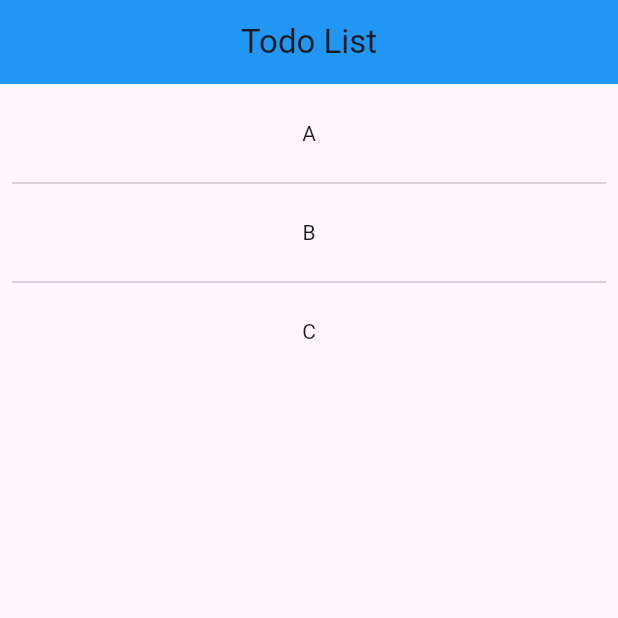
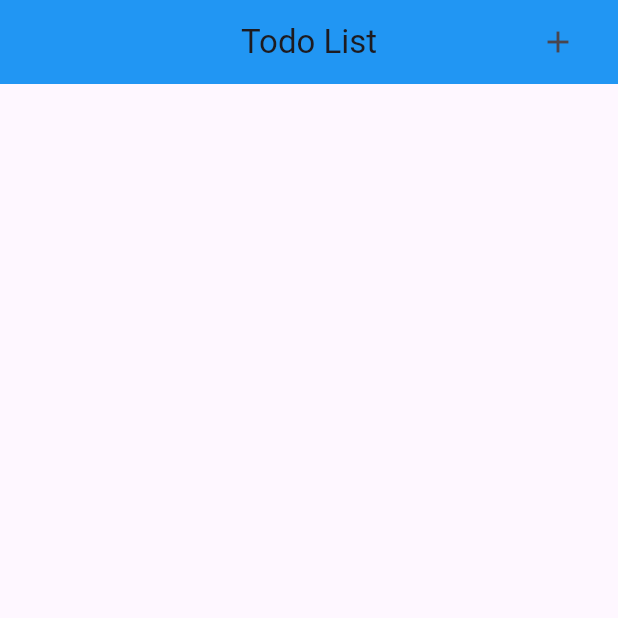
Before and after one commit to katakatahanahana/todo_new, a Flutter app: the screen it shows after launch, on a phone screen of 412 x 824 dp, the top half of it. Run offline on Flutter 3.47's test engine with Material 3 defaults, Android fonts, the phone set to English and light mode, and no system bars.

Commit message:
リスト作成と削除

```diff
--- a/lib/main.dart
+++ b/lib/main.dart
@@ -1,6 +1,6 @@
 import 'package:flutter/material.dart';
 
-final List<String> entries = <String>['A', 'B', 'C'];
+final List<String> entries = <String>[];
 
 void main() {
   runApp(const MyApp());
@@ -38,15 +38,37 @@ class _MyHomePageState extends State<MyHomePage> {
       appBar: AppBar(
         centerTitle: true,
         backgroundColor: Colors.blue,
-        title: Text('Todo List'),
+        title: const Text('Todo List'),
+        actions: [
+          IconButton(
+            icon: const Icon(Icons.add),
+            onPressed: () {
+              // アイコンが押された時の処理をここに書きます
+              setState(() {
+                entries.add('New Entry ${entries.length + 1}');
+              });
+            },
+          ),
+          const Padding(padding: EdgeInsets.symmetric(horizontal: 8)),
+        ],
       ),
       body: ListView.separated(
         padding: const EdgeInsets.all(8),
         itemCount: entries.length,
         itemBuilder: (BuildContext context, int index) {
-          return Container(
-            height: 50,
-            child: Center(child: Text(entries[index])),
+          return ListTile(
+            title: Text(
+              entries[index],
+              textAlign: TextAlign.left,
+            ),
+            trailing: IconButton(
+              icon: const Icon(Icons.delete),
+              onPressed: () {
+                setState(() {
+                  entries.removeAt(index);
+                });
+              },
+            ),
           );
         },
         separatorBuilder: (BuildContext context, int index) => const Divider(),
```
